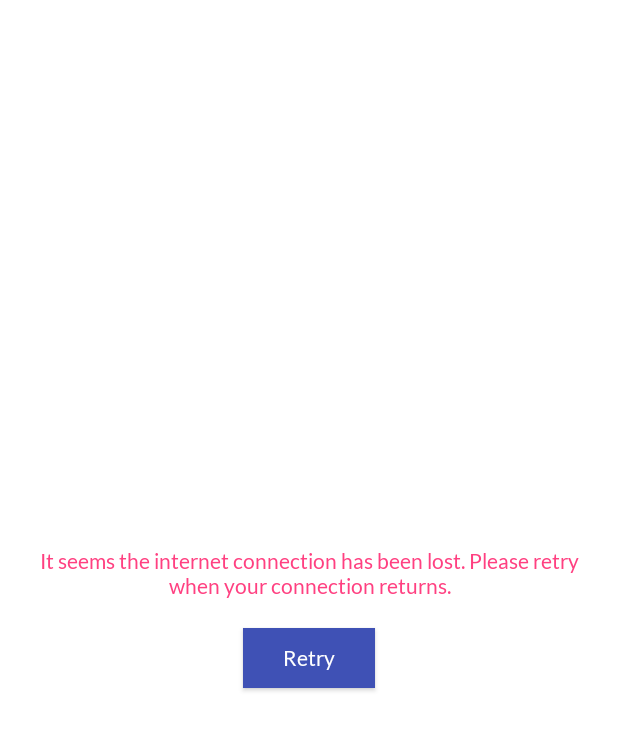
After one commit to Imbaji17/PetsKotlin, an Android app: the layout app_no_internet_connection.xml on its own in the app's theme, with its tools: preview values and no code run, on a phone screen of 412 x 824 dp. The commit adds this screen. Shown: the top 730 px of the screen. Run offline under Robolectric (Android 15) with nearby library versions, the light colour scheme and no system bars; Roboto replaces fonts that are not available here.

Commit message:
First Commit

```diff
--- /dev/null
+++ b/app/src/main/res/layout/app_no_internet_connection.xml
@@ -0,0 +1,35 @@
+<?xml version="1.0" encoding="utf-8"?>
+<LinearLayout xmlns:android="http://schemas.android.com/apk/res/android"
+              xmlns:app="http://schemas.android.com/apk/res-auto"
+              android:id="@+id/llForOfflineScreen"
+              android:layout_width="match_parent"
+              android:layout_height="match_parent"
+              android:background="@android:color/white"
+              android:gravity="center"
+              android:orientation="vertical">
+
+    <com.pets.app.widgets.TextViewPlus
+        android:id="@+id/tvErrorMessage"
+        android:layout_width="wrap_content"
+        android:layout_height="wrap_content"
+        android:layout_marginLeft="@dimen/dimen_size_15"
+        android:layout_marginRight="@dimen/dimen_size_15"
+        android:gravity="center"
+        android:text="@string/internet_connection_has_been_lost"
+        android:textColor="@color/colorAccent"
+        android:textSize="@dimen/text_size_14"
+        app:fontStyle="regular"/>
+
+    <com.pets.app.widgets.ButtonPlus
+        android:id="@+id/btnRetry"
+        android:layout_width="wrap_content"
+        android:layout_height="@dimen/dimen_size_40"
+        android:layout_gravity="center_horizontal"
+        android:layout_marginTop="@dimen/dimen_size_20"
+        android:background="@color/colorPrimary"
+        android:text="@string/retry"
+        android:textAllCaps="false"
+        android:textColor="@android:color/white"
+        android:textSize="@dimen/text_size_14"
+        app:fontStyle="regular"/>
+</LinearLayout>
--- a/app/src/main/res/values/dimens.xml
+++ b/app/src/main/res/values/dimens.xml
@@ -15,6 +15,7 @@
     <dimen name="text_size_20">20sp</dimen>
 
     <dimen name="dimen_size_0.5px">0.5px</dimen>
+    <dimen name="dimen_size_2">2dp</dimen>
     <dimen name="dimen_size_5">5dp</dimen>
     <dimen name="dimen_size_10">10dp</dimen>
     <dimen name="dimen_size_15">15dp</dimen>
--- a/app/src/main/res/values/strings.xml
+++ b/app/src/main/res/values/strings.xml
@@ -9,4 +9,8 @@
     <string name="please_wait">Please wait&#8230;</string>
     <string name="no_internet">No Internet Connection</string>
     <string name="loading">Loading&#8230;</string>
+    <string name="retry">Retry</string>
+    <string name="please_check_internet_connection">Please check internet connection</string>
+    <string name="internet_connection_has_been_lost">It seems the internet connection has been lost. Please retry when your connection returns.</string>
+    <string name="no_result_found">No result found</string>
 </resources>
```
Also changed, not shown: app/src/main/res/layout/app_no_result_found.xml (added, +30 -0 lines), app/src/main/res/layout/app_recycler_view.xml (added, +41 -0 lines), app/src/main/res/mipmap-hdpi/ic_launcher.png, app/src/main/res/mipmap-ldpi/ic_launcher.png (added), app/src/main/res/mipmap-mdpi/ic_launcher.png, app/src/main/res/mipmap-xhdpi/ic_launcher.png, app/src/main/res/mipmap-xxhdpi/ic_launcher.png, app/src/main/res/mipmap-xxxhdpi/ic_launcher.png.
